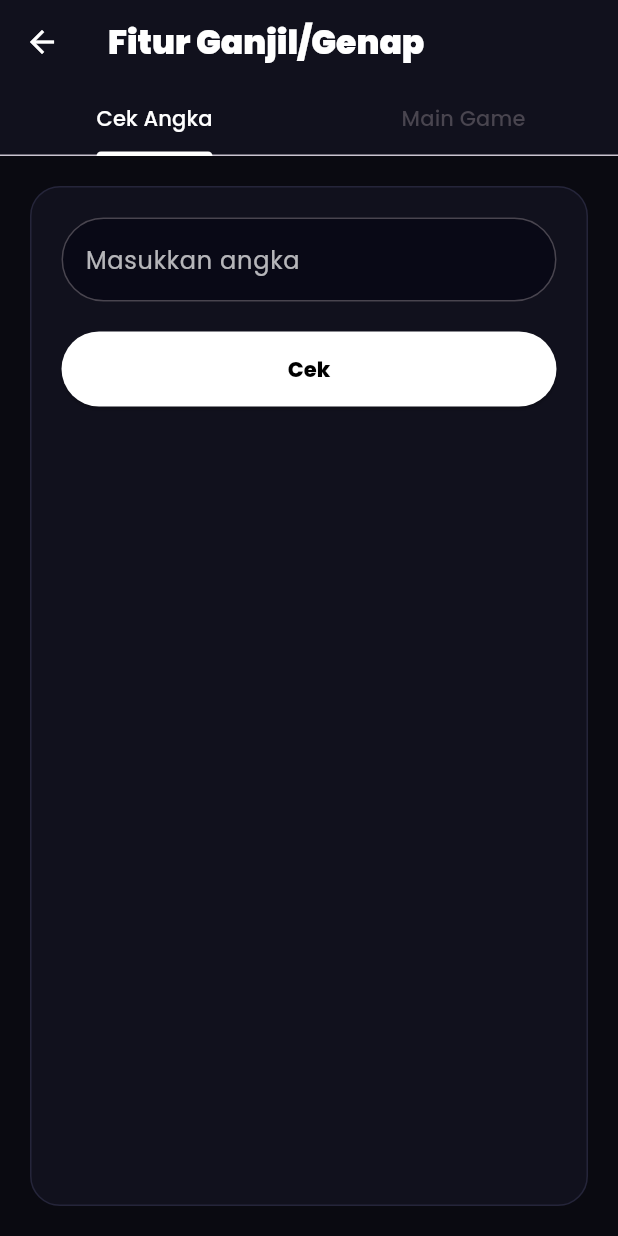
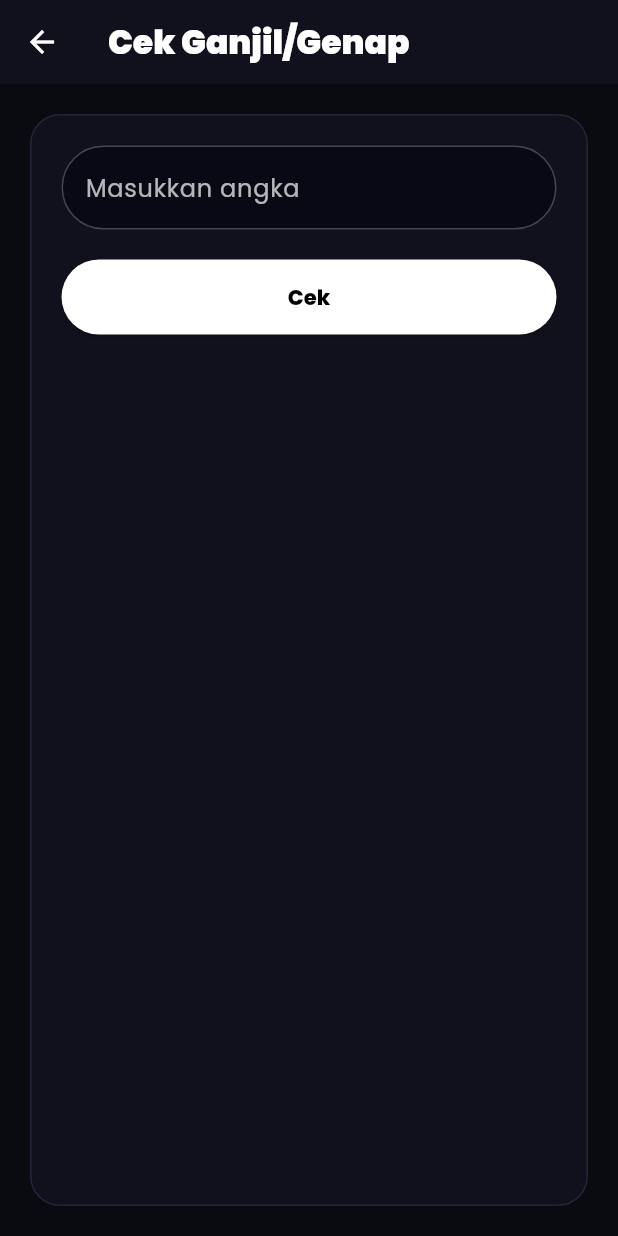
Before and after one commit to Kuwaann/MyFinance, a Flutter app: the OddEvenPage screen opened by its route, after a tap on "Cek", on a phone screen of 412 x 824 dp. Run offline on Flutter 3.47's test engine with Material 3 defaults, Android fonts, the phone set to English and light mode, and no system bars; our stand-ins replace google_fonts, math_expressions, typewritertext.

Commit message:
update ganjil genap

```diff
--- a/lib/gg.dart
+++ b/lib/gg.dart
@@ -1,4 +1,3 @@
-import 'dart:math';
 import 'package:flutter/material.dart';
 
 class OddEvenPage extends StatefulWidget {
@@ -8,186 +7,73 @@ class OddEvenPage extends StatefulWidget {
   State<OddEvenPage> createState() => _OddEvenPageState();
 }
 
-class _OddEvenPageState extends State<OddEvenPage>
-    with SingleTickerProviderStateMixin {
-  late TabController _tabController;
-
-  // --- State untuk cek ganjil/genap
+class _OddEvenPageState extends State<OddEvenPage> {
   final TextEditingController _controller = TextEditingController();
   String _result = "";
 
-  // --- State untuk game
-  final Random _random = Random();
-  int _score = 0;
-  int _round = 1;
-  int _maxRounds = 5;
-  late int _num1;
-  late int _num2;
-  late String _question; // pertanyaan: "ganjil" / "genap"
-
-  @override
-  void initState() {
-    super.initState();
-    _tabController = TabController(length: 2, vsync: this);
-    _generateRound();
-  }
-
-  @override
-  void dispose() {
-    _tabController.dispose();
-    super.dispose();
-  }
-
-  // --- Logika cek ganjil/genap
+  // fungsi buat cek ganjil/genap
   void _checkNumber() {
     if (_controller.text.isEmpty) return;
 
-    int? number = int.tryParse(_controller.text);
+    double? number = double.tryParse(_controller.text);
     if (number == null) {
+      // kalau input bukan angka
       setState(() => _result = "Input bukan angka!");
     } else {
-      setState(() => _result = number % 2 == 0 ? "Genap" : "Ganjil");
+      // bulatkan normal (round) → baru cek ganjil/genap
+      int rounded = number.round();
+
+      setState(() {
+        _result = (rounded % 2 == 0) ? "Genap" : "Ganjil";
+      });
     }
   }
 
-  // --- Logika game
-  void _generateRound() {
-    setState(() {
-      _question = _random.nextBool() ? "ganjil" : "genap";
-
-      if (_question == "ganjil") {
-        // Pastikan ada 1 ganjil, 1 genap
-        _num1 = _randomOdd();
-        _num2 = _randomEven();
-      } else {
-        // Pastikan ada 1 genap, 1 ganjil
-        _num1 = _randomEven();
-        _num2 = _randomOdd();
-      }
-
-      // Randomize posisi supaya tidak selalu ganjil duluan
-      if (_random.nextBool()) {
-        int temp = _num1;
-        _num1 = _num2;
-        _num2 = temp;
-      }
-    });
-  }
-
-  int _randomOdd() {
-    int n;
-    do {
-      n = _random.nextInt(99) + 1;
-    } while (n % 2 == 0);
-    return n;
-  }
-
-  int _randomEven() {
-    int n;
-    do {
-      n = _random.nextInt(99) + 1;
-    } while (n % 2 != 0);
-    return n;
-  }
-
-  void _choose(int chosenNumber) {
-    bool correct = (_question == "ganjil" && chosenNumber % 2 == 1) ||
-        (_question == "genap" && chosenNumber % 2 == 0);
-
-    if (correct) _score++;
-
-    if (_round < _maxRounds) {
-      _round++;
-      _generateRound();
-    } else {
-      _showResult();
-    }
-  }
-
-  void _showResult() {
-    showDialog(
-      context: context,
-      builder: (_) => AlertDialog(
-        backgroundColor: Colors.grey[900],
-        title: const Text("Game Selesai",
-            style: TextStyle(color: Colors.white)),
-        content: Text("Skor kamu: $_score / $_maxRounds",
-            style: const TextStyle(color: Colors.white)),
-        actions: [
-          TextButton(
-            onPressed: () {
-              Navigator.pop(context);
-              setState(() {
-                _score = 0;
-                _round = 1;
-                _generateRound();
-              });
-            },
-            child: const Text("Main lagi",
-                style: TextStyle(color: Colors.amber)),
-          ),
-        ],
-      ),
-    );
-  }
-
-  // --- UI
   @override
   Widget build(BuildContext context) {
     return Scaffold(
       backgroundColor: const Color.fromARGB(255, 10, 10, 17),
       appBar: AppBar(
         title: const Text(
-          "Fitur Ganjil/Genap",
-          style: TextStyle(
-            fontWeight: FontWeight.w900,
-          ),
+          "Cek Ganjil/Genap",
+          style: TextStyle(fontWeight: FontWeight.w900),
         ),
         foregroundColor: Colors.white,
         backgroundColor: const Color.fromARGB(255, 17, 17, 29),
-        bottom: TabBar(
-          controller: _tabController,
-          labelColor: Colors.white,
-          indicatorColor: Colors.white,
-          tabs: const [
-            Tab(text: "Cek Angka"),
-            Tab(text: "Main Game"),
-          ],
       ),
-      ),
-      body: TabBarView(
-        controller: _tabController,
-        children: [
-          // --- Tab 1: cek ganjil/genap
-          Padding(
+      body: Padding(
         padding: const EdgeInsets.all(20),
         child: Container(
           padding: const EdgeInsets.all(20),
           decoration: BoxDecoration(
-                color: Color.fromARGB(255, 17, 17, 29),
+            color: const Color.fromARGB(255, 17, 17, 29),
             borderRadius: BorderRadius.circular(20),
-                border: Border.all(color: Color.fromARGB(255, 37, 37, 58))
+            border: Border.all(color: const Color.fromARGB(255, 37, 37, 58)),
           ),
           child: Column(
             children: [
+              // input angka (bisa desimal)
               TextField(
                 controller: _controller,
-                    keyboardType: TextInputType.number,
+                keyboardType:
+                    const TextInputType.numberWithOptions(decimal: true),
                 style: const TextStyle(color: Colors.white),
-                    decoration: InputDecoration(
-                      border: const OutlineInputBorder(
+                decoration: const InputDecoration(
+                  border: OutlineInputBorder(
                     borderRadius: BorderRadius.all(Radius.circular(30)),
-                        borderSide: BorderSide(color: Color.fromARGB(255, 37, 37, 58)),
+                    borderSide:
+                        BorderSide(color: Color.fromARGB(255, 37, 37, 58)),
                   ),
                   labelText: "Masukkan angka",
-                      labelStyle: const TextStyle(color: Colors.white70),
+                  labelStyle: TextStyle(color: Colors.white70),
                   filled: true,
                   fillColor: Color.fromARGB(255, 9, 9, 22),
                 ),
               ),
               const SizedBox(height: 20),
 
-                  Container(
+              // tombol cek
+              SizedBox(
                 width: double.infinity,
                 height: 50,
                 child: ElevatedButton(
@@ -195,7 +81,9 @@ class _OddEvenPageState extends State<OddEvenPage>
                     backgroundColor: const Color.fromARGB(255, 255, 255, 255),
                   ),
                   onPressed: _checkNumber,
-                      child: const Text("Cek", style: TextStyle(
+                  child: const Text(
+                    "Cek",
+                    style: TextStyle(
                       color: Color.fromARGB(255, 0, 0, 0),
                       fontWeight: FontWeight.w800,
                     ),
@@ -203,55 +91,16 @@ class _OddEvenPageState extends State<OddEvenPage>
                 ),
               ),
               const SizedBox(height: 20),
-                  Text(_result,
-                      style: const TextStyle(fontSize: 24, color: Colors.white)),
+
+              // hasil (style sama seperti sebelumnya)
+              Text(
+                _result,
+                style: const TextStyle(fontSize: 24, color: Colors.white),
+              ),
             ],
           ),
         ),
       ),
-
-          // --- Tab 2: game ganjil/genap
-          Padding(
-            padding: const EdgeInsets.all(20),
-            child: Column(
-              mainAxisAlignment: MainAxisAlignment.center,
-              children: [
-                Text("Round $_round / $_maxRounds",
-                    style: const TextStyle(fontSize: 20, color: Colors.white)),
-                const SizedBox(height: 10),
-                Text("Pilih angka yang $_question",
-                    style: const TextStyle(
-                        fontSize: 22,
-                        fontWeight: FontWeight.bold,
-                        color: Colors.amber)),
-                const SizedBox(height: 20),
-                Row(
-                  mainAxisAlignment: MainAxisAlignment.spaceEvenly,
-                  children: [
-                    _buildNumberButton(_num1),
-                    _buildNumberButton(_num2),
-                  ],
-                ),
-                const SizedBox(height: 30),
-                Text("Score: $_score",
-                    style: const TextStyle(fontSize: 22, color: Colors.white)),
-              ],
-            ),
-          ),
-        ],
-      ),
-    );
-  }
-
-  Widget _buildNumberButton(int number) {
-    return ElevatedButton(
-      style: ElevatedButton.styleFrom(
-        backgroundColor: Colors.grey[800],
-        padding: const EdgeInsets.all(30),
-        textStyle: const TextStyle(fontSize: 28, fontWeight: FontWeight.bold),
-      ),
-      onPressed: () => _choose(number),
-      child: Text("$number", style: const TextStyle(color: Colors.white)),
     );
   }
 }
```
Lines whose indentation alone changed are shown as unchanged.
